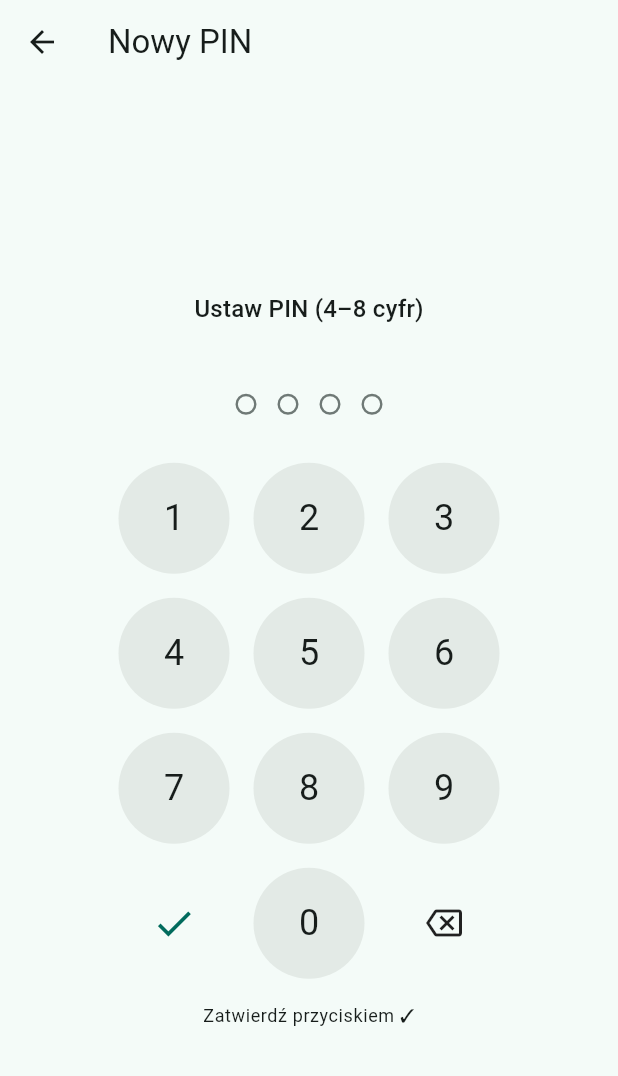
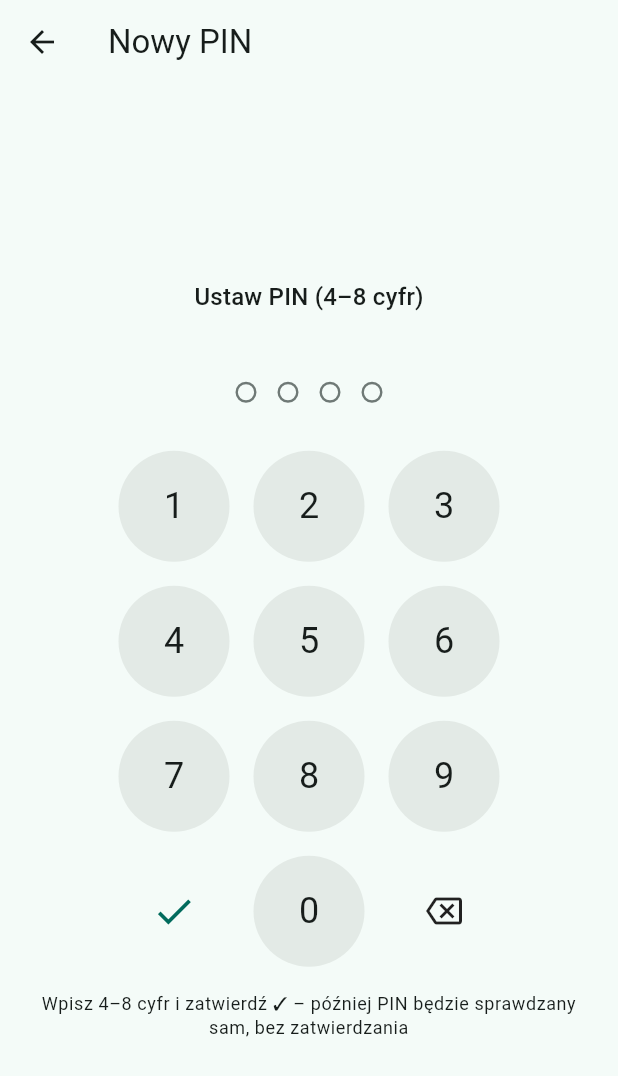
Before and after one commit to rafal6283/teczka-medyczna, a Flutter app: the SecurityScreen screen opened directly, after a tap on "PIN", on a phone screen of 412 x 824 dp. Shown: the top 1076 px of the screen. Run offline on Flutter 3.47's test engine with Material 3 defaults, Android fonts, the phone set to English and light mode, and no system bars; our stand-ins replace file_picker, image_picker, local_auth, open_filex, shared_preferences, sqflite; missing offline and left inert: cunning_document_scanner, google_mlkit_text_recognition, pdfx, syncfusion_flutter_pdf; accounts and stored records are empty.

Commit message:
PIN sprawdzany automatycznie po wpisaniu ostatniej cyfry (bez zatwierdzania)
Co-Authored-By: Claude Opus 5.5 <noreply@anthropic.com>
Claude-Session: https://claude.ai/code/session_011m4pEpsHFfUxq1EDxEkQo4

```diff
--- a/lib/security/lock.dart
+++ b/lib/security/lock.dart
@@ -25,6 +25,7 @@ class Lock {
   static const _kTimeout = 'lock_timeout';
   static const _kFails = 'lock_fails';
   static const _kUntil = 'lock_until';
+  static const _kPinLen = 'lock_pin_len';
   static const _iterations = 20000;
 
   static Future<LockConfig> load() async {
@@ -52,8 +53,17 @@ class Lock {
     await p.setString(_kHash, _hash(secret, salt));
     await p.setString(_kMethod, method.name);
     await p.remove('lock');
+    if (method == LockMethod.pin) {
+      await p.setInt(_kPinLen, secret.length);
+    } else {
+      await p.remove(_kPinLen);
+    }
     await resetFailures();
   }
+
+  /// Długość PIN-u – pozwala odblokować bez zatwierdzania (null dla PIN-ów ustawionych w wersji 1.0.22).
+  static Future<int?> pinLength() async => (await SharedPreferences.getInstance()).getInt(_kPinLen);
+  static Future<void> rememberPinLength(int n) async => (await SharedPreferences.getInstance()).setInt(_kPinLen, n);
 
   static Future<void> setMethod(LockMethod method) async {
     final p = await SharedPreferences.getInstance();
--- a/lib/ui/lock_screen.dart
+++ b/lib/ui/lock_screen.dart
@@ -200,11 +200,15 @@ class _LockScreenState extends State<LockScreen> {
   int wait = 0;
   Timer? timer;
   String? message;
+  int? pinLen;
 
   @override
   void initState() {
     super.initState();
     _refreshWait();
+    Lock.pinLength().then((n) {
+      if (mounted) setState(() => pinLen = n);
+    });
     if (widget.config.method == LockMethod.device || widget.config.biometric) {
       WidgetsBinding.instance.addPostFrameCallback((_) => _system());
     }
@@ -242,6 +246,7 @@ class _LockScreenState extends State<LockScreen> {
     final ok = await Lock.verify(secret);
     if (!mounted) return;
     if (ok) {
+      if (widget.config.method == LockMethod.pin && pinLen == null) await Lock.rememberPinLength(secret.length);
       widget.onUnlocked();
       return;
     }
@@ -300,7 +305,7 @@ class _LockScreenState extends State<LockScreen> {
               ),
               const SizedBox(height: 24),
               if (m == LockMethod.pin) ...[
-                PinDots(filled: pin.length, count: max(4, pin.length), error: error),
+                PinDots(filled: pin.length, count: pinLen ?? max(4, pin.length), error: error),
                 const SizedBox(height: 24),
                 IgnorePointer(
                   ignoring: waiting || busy,
@@ -309,19 +314,21 @@ class _LockScreenState extends State<LockScreen> {
                     child: PinPad(
                       length: pin.length,
                       onDigit: (d) {
-                        if (pin.length >= 8) return;
+                        if (pin.length >= (pinLen ?? 8)) return;
                         setState(() {
                           pin += d;
                           message = null;
                         });
+                        // po wpisaniu ostatniej cyfry sprawdzamy od razu – bez zatwierdzania
+                        if (pinLen != null && pin.length == pinLen) _check(pin);
                       },
                       onDelete: () => setState(() => pin = pin.substring(0, pin.length - 1)),
                       onBiometric: widget.config.biometric ? _system : null,
-                      onOk: () => _check(pin),
+                      onOk: pinLen == null ? () => _check(pin) : null,
                     ),
                   ),
                 ),
-                if (widget.config.biometric)
+                if (widget.config.biometric && pinLen == null)
                   TextButton(onPressed: pin.length >= 4 ? () => _check(pin) : null, child: const Text('Zatwierdź PIN')),
               ],
               if (m == LockMethod.pattern) ...[
@@ -400,22 +407,24 @@ class _LockSetupScreenState extends State<LockSetupScreen> {
             Text(error ?? ' ', style: TextStyle(color: cs.error)),
             const SizedBox(height: 18),
             if (isPin) ...[
-              PinDots(filled: pin.length, count: max(4, pin.length)),
+              PinDots(filled: pin.length, count: first?.length ?? max(4, pin.length)),
               const SizedBox(height: 24),
               PinPad(
                 length: pin.length,
                 onDigit: (d) {
-                  if (pin.length >= 8) return;
+                  if (pin.length >= (first?.length ?? 8)) return;
                   setState(() {
                     pin += d;
                     error = null;
                   });
+                  if (first != null && pin.length == first!.length) _submit(pin);
                 },
                 onDelete: () => setState(() => pin = pin.substring(0, pin.length - 1)),
-                onOk: () => _submit(pin),
+                onOk: first == null ? () => _submit(pin) : null,
               ),
               const SizedBox(height: 8),
-              Text('Zatwierdź przyciskiem ✓', style: Theme.of(context).textTheme.bodySmall),
+              Text(first == null ? 'Wpisz 4–8 cyfr i zatwierdź ✓ – później PIN będzie sprawdzany sam, bez zatwierdzania' : ' ',
+                  textAlign: TextAlign.center, style: Theme.of(context).textTheme.bodySmall),
             ] else
               PatternPad(onComplete: (p) => _submit(patternToSecret(p), points: p.length)),
           ]),
```
Also changed, not shown: 1 other file.
